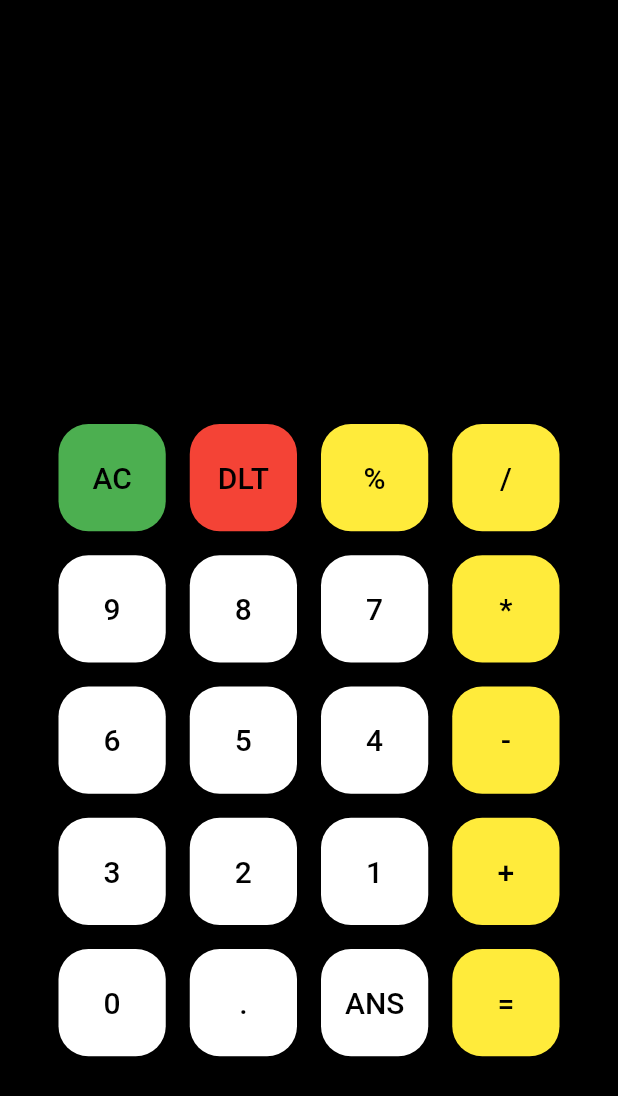
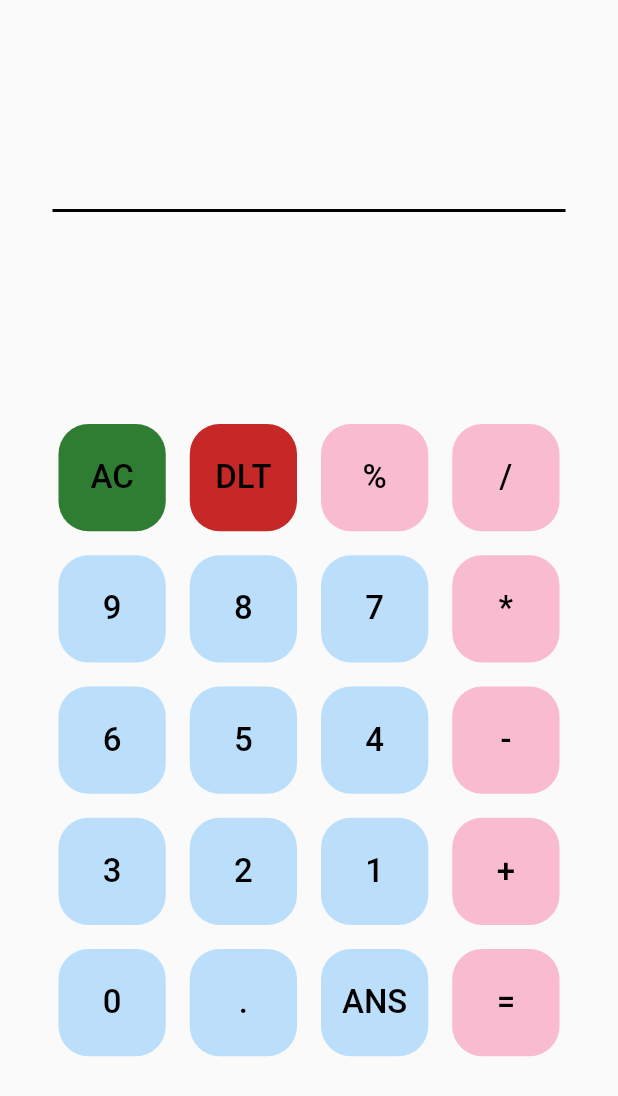
Before and after one commit to Shebin-PR/Calculator, a Flutter app: the screen it shows after launch, on a phone screen of 412 x 824 dp. Shown: the top 1096 px of the screen. Run offline on Flutter 3.47's test engine with Material 2 defaults, Android fonts, the phone set to English and light mode, and no system bars; our stand-ins replace math_expressions.

Commit message:
ui_changes

```diff
--- a/lib/Screens/homescreen.dart
+++ b/lib/Screens/homescreen.dart
@@ -48,7 +48,7 @@ class _HomeScreenState extends State<HomeScreen> {
   Widget build(BuildContext context) {
     return SafeArea(
       child: Scaffold(
-        backgroundColor: Colors.black,
+        // backgroundColor: Colors.blue[100],
         body: Column(
           children: [
             Expanded(
@@ -56,19 +56,26 @@ class _HomeScreenState extends State<HomeScreen> {
                 mainAxisAlignment: MainAxisAlignment.spaceEvenly,
                 children: [
                   Container(
-                    padding: const EdgeInsets.all(8.0),
+                    padding: const EdgeInsets.all(30.0),
                     alignment: Alignment.centerRight,
                     child: Text(
                       userinput,
-                      style: const TextStyle(color: Colors.brown, fontSize: 25),
+                      style: const TextStyle(color: Colors.black, fontSize: 35),
                     ),
                   ),
+                  const Divider(
+                    indent: 35,
+                    endIndent: 35,
+                    thickness: 2,
+                    color: Colors.black,
+                  ),
                   Container(
-                    padding: const EdgeInsets.all(8.0),
+                    padding:
+                        const EdgeInsets.only(right: 35, top: 30, bottom: 30),
                     alignment: Alignment.centerRight,
                     child: Text(
                       useroutput,
-                      style: const TextStyle(color: Colors.brown, fontSize: 25),
+                      style: const TextStyle(color: Colors.black, fontSize: 30),
                     ),
                   ),
                 ],
@@ -76,7 +83,7 @@ class _HomeScreenState extends State<HomeScreen> {
             ),
             Expanded(
               flex: 2,
-              child: Container(
+              child: SizedBox(
                 width: 350,
                 child: GridView.builder(
                   gridDelegate: const SliverGridDelegateWithFixedCrossAxisCount(
@@ -91,7 +98,7 @@ class _HomeScreenState extends State<HomeScreen> {
                             userinput = "";
                           });
                         },
-                        buttoncolor: Colors.green,
+                        buttoncolor: Colors.green.shade800,
                         buttontext: buttons[index],
                         buttontextcolor: Colors.black,
                       );
@@ -103,7 +110,7 @@ class _HomeScreenState extends State<HomeScreen> {
                                 userinput.substring(0, userinput.length - 1);
                           });
                         },
-                        buttoncolor: Colors.red,
+                        buttoncolor: Colors.red.shade800,
                         buttontext: buttons[index],
                         buttontextcolor: Colors.black,
                       );
@@ -114,7 +121,7 @@ class _HomeScreenState extends State<HomeScreen> {
                             expressions();
                           });
                         },
-                        buttoncolor: Colors.yellow,
+                        buttoncolor: Colors.pink.shade100,
                         buttontext: buttons[index],
                         buttontextcolor: Colors.black,
                       );
@@ -126,8 +133,8 @@ class _HomeScreenState extends State<HomeScreen> {
                           });
                         },
                         buttoncolor: isOperator(buttons[index])
-                            ? Colors.yellow
-                            : Colors.white,
+                            ? Colors.pink.shade100
+                            : Colors.blue.shade100,
                         buttontext: buttons[index],
                         buttontextcolor: Colors.black,
                       );
--- a/lib/Widgets/button.dart
+++ b/lib/Widgets/button.dart
@@ -5,12 +5,12 @@ class AllButtons extends StatelessWidget {
       {required this.buttoncolor,
       required this.buttontext,
       required this.buttontextcolor,
-       this.onPressed});
+      this.onPressed});
 
   Color buttoncolor;
   String buttontext;
   Color buttontextcolor;
-final VoidCallback? onPressed;
+  final VoidCallback? onPressed;
 
   @override
   Widget build(BuildContext context) {
@@ -28,7 +28,7 @@ final VoidCallback? onPressed;
               buttontext,
               style: TextStyle(
                 color: buttontextcolor,
-                fontSize: 20,
+                fontSize: 22,
                 fontWeight: FontWeight.w500,
               ),
             ),
```
